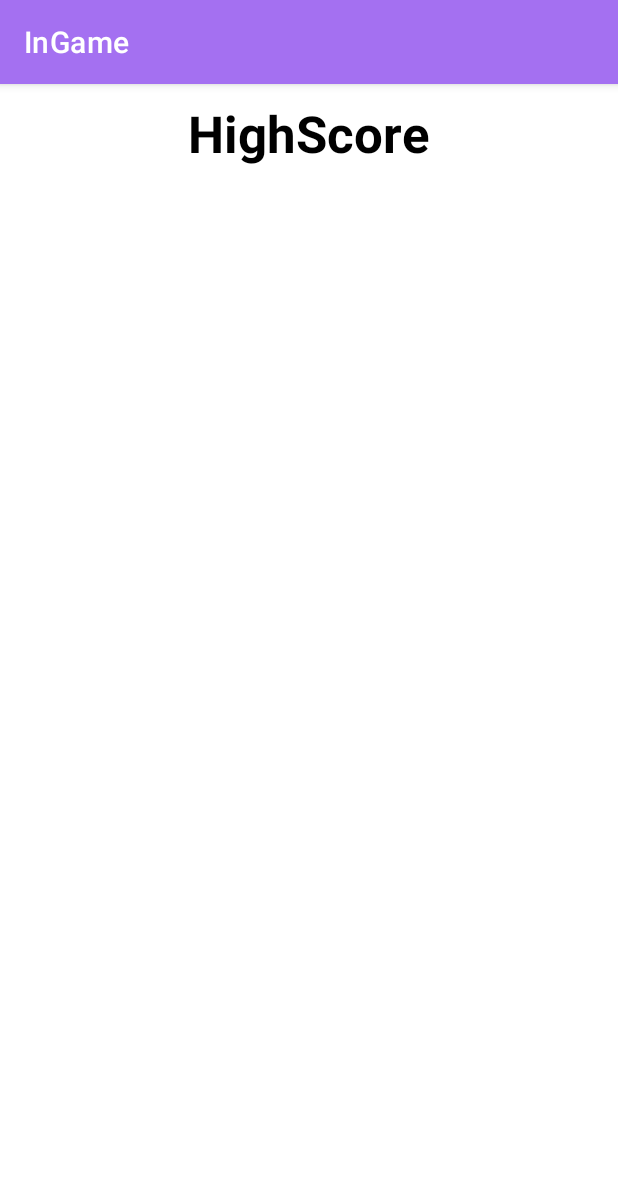
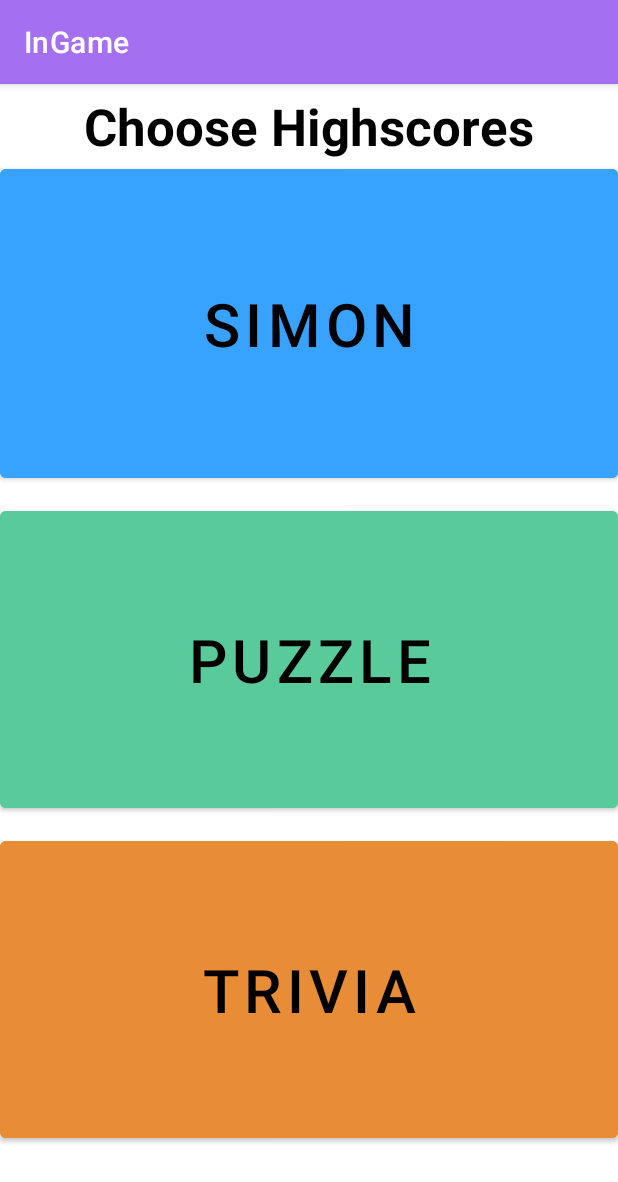
Before and after one commit to andre279m/proj-cm-12, an Android app: the MainActivity screen opened directly, with no data from a screen before it, after a tap on "HIGHSCORE", on a phone screen of 412 x 824 dp. Shown: the top 1182 px of the screen. Run offline under Robolectric (Android 15) with nearby library versions, the phone set to English and light mode, and no system bars; our stand-ins replace Firebase (no records; nobody signed in at launch, a user with empty details on screens opened directly).

Commit message:
Debugged LeaderBoards & Puzzle

```diff
--- a/app/src/main/java/com/example/ingame/ChooseLeaderBoard.java
+++ b/app/src/main/java/com/example/ingame/ChooseLeaderBoard.java
@@ -1,5 +1,6 @@
 package com.example.ingame;
 
+import android.annotation.SuppressLint;
 import android.content.Intent;
 import android.os.Bundle;
 import android.widget.Button;
@@ -14,19 +15,20 @@ public class ChooseLeaderBoard extends AppCompatActivity {
     private Button buttonTrivia;
     private Intent intent;
 
+
     @Override
     protected void onCreate(Bundle savedInstanceState) {
         super.onCreate(savedInstanceState);
-        setContentView(R.layout.activity_choose_game);
+        setContentView(R.layout.activity_choose_leaderboard);
 
         //obtain information from the player ID
         intent = getIntent();
         String playerID = intent.getStringExtra("playerID");
 
         // connect buttons to their corresponding View
-        //buttonSimon = findViewById(R.id.button2);
-        //buttonPuzzle = findViewById(R.id.button3);
-        //buttonTrivia = findViewById(R.id.button4);
+        buttonSimon = findViewById(R.id.simonBL);
+        buttonPuzzle = findViewById(R.id.puzzleBL);
+        buttonTrivia = findViewById(R.id.triviaBL);
 
         // Click listeners for each button
         buttonSimon.setOnClickListener(__ -> onButtonChooseSimon(playerID));
--- a/app/src/main/java/com/example/ingame/MainActivity.java
+++ b/app/src/main/java/com/example/ingame/MainActivity.java
@@ -55,7 +55,7 @@ public class MainActivity extends AppCompatActivity {
     }
 
     private void onButtonHighScoreClicked() {
-        Intent intentChangeHighscoreScreen = new Intent(this, HighScoreActivity.class);
+        Intent intentChangeHighscoreScreen = new Intent(this, ChooseLeaderBoard.class);
         startActivity(intentChangeHighscoreScreen);
     }
 
--- a/app/src/main/java/com/example/ingame/Trivia.java
+++ b/app/src/main/java/com/example/ingame/Trivia.java
@@ -147,7 +147,7 @@ public class Trivia extends AppCompatActivity {
         timer.schedule(new TTask(timer), 0, 1000);
 
         int rounds = 5;
-        if (currentRound >= rounds) {
+        if (currentRound > rounds) {
             timer.cancel();
             timer.purge();
             Intent intentGameEnd = new Intent(this, GameEnd.class);
--- a/app/src/main/res/layout/activity_choose_leaderboard.xml
+++ b/app/src/main/res/layout/activity_choose_leaderboard.xml
@@ -18,11 +18,11 @@
         android:textStyle="bold" />
 
     <Button
-        android:id="@+id/SimonBG"
+        android:id="@+id/simonBL"
         android:layout_width="fill_parent"
         android:layout_height="210dp"
         android:layout_below="@id/TextChoose"
-        android:layout_above="@id/puzzleBG"
+        android:layout_above="@id/puzzleBL"
         android:layout_centerHorizontal="true"
         android:backgroundTint="@color/pallette_1_blue"
         android:text="Simon"
@@ -30,7 +30,7 @@
         android:textSize="40sp" />
 
     <Button
-        android:id="@+id/puzzleBG"
+        android:id="@+id/puzzleBL"
         android:layout_width="fill_parent"
         android:layout_height="210dp"
         android:layout_centerInParent="true"
@@ -41,10 +41,10 @@
         android:textSize="40sp" />
 
     <Button
-        android:id="@+id/triviaBG"
+        android:id="@+id/triviaBL"
         android:layout_width="fill_parent"
         android:layout_height="210dp"
-        android:layout_below="@id/puzzleBG"
+        android:layout_below="@id/puzzleBL"
         android:layout_centerHorizontal="true"
         android:layout_marginBottom="0dp"
         android:layout_marginTop="10dp"
```
Also changed, not shown: app/src/main/AndroidManifest.xml (+7 -0 lines), app/src/main/java/com/example/ingame/PuzzleCanvas.java (+5 -5 lines).
